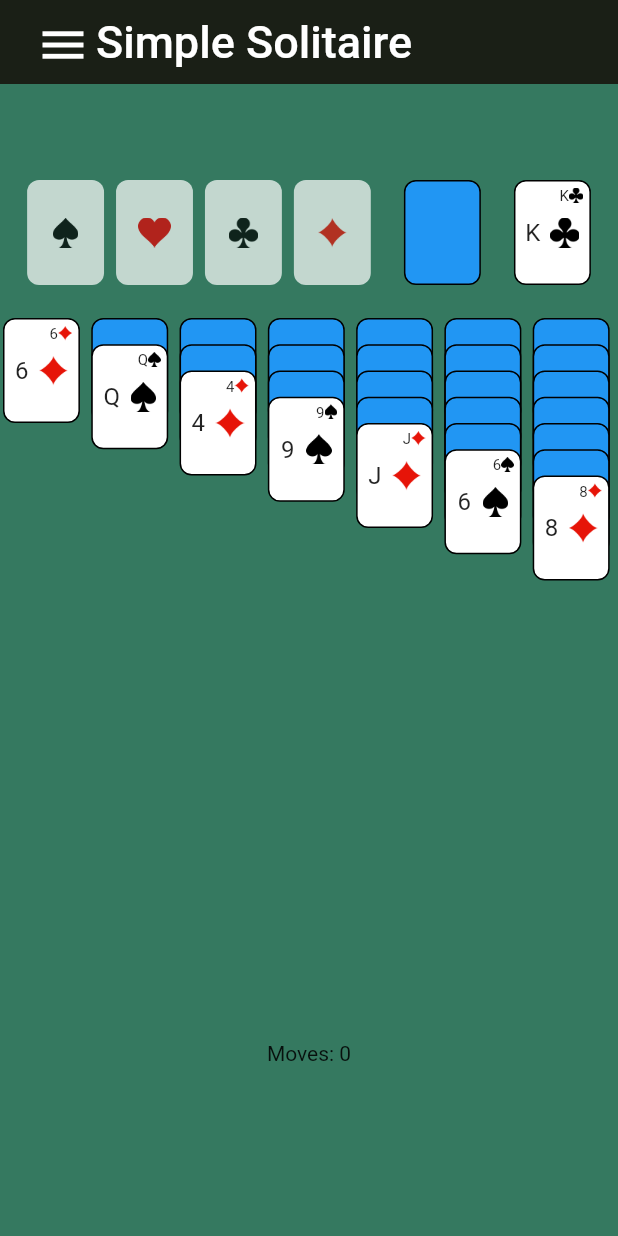
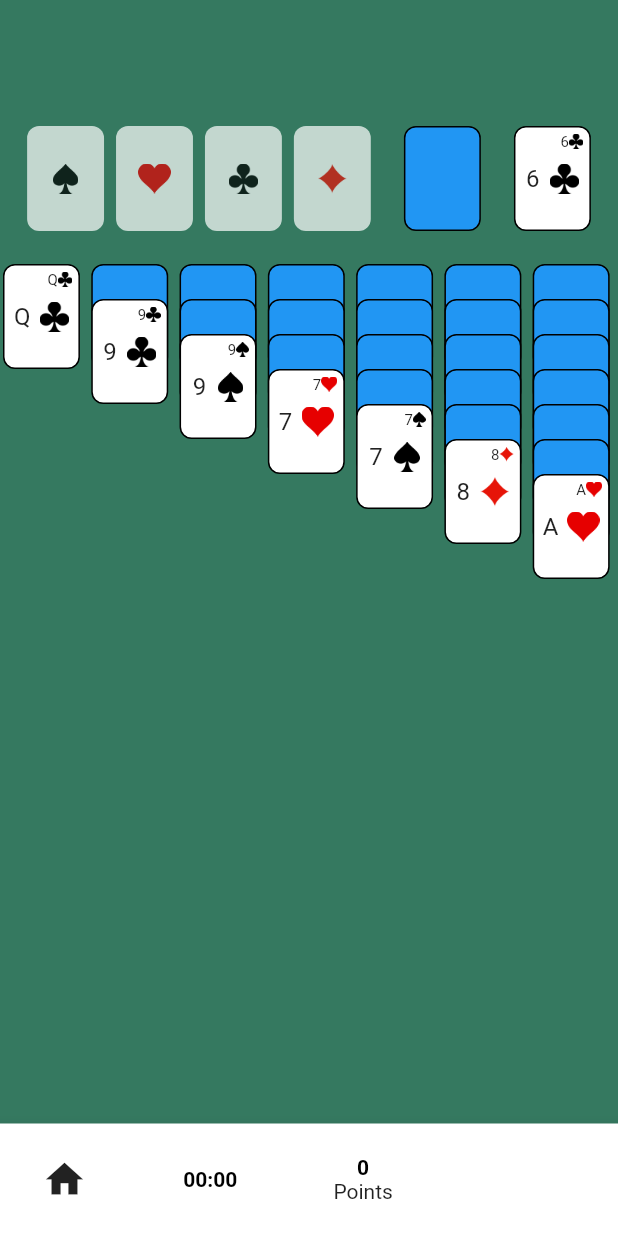
Before and after one commit to bensherriff/simplySolitaire, a Flutter app: the screen it shows after launch, after a tap on "New Game", on a phone screen of 412 x 824 dp. Run offline on Flutter 3.47's test engine with Material 2 defaults, Android fonts, the phone set to English and light mode, and no system bars; our stand-ins replace get.

Commit message:
Implemented bottom bar, updated layout, re-organized code

```diff
--- /dev/null
+++ b/lib/deck.dart
@@ -0,0 +1,59 @@
+import 'dart:math';
+
+import 'playing_card.dart';
+
+class Deck {
+
+  List<PlayingCard> cards = [];
+
+  void append(PlayingCard card) {
+    cards.add(card);
+  }
+
+  void appendAll(List<PlayingCard> _cards) {
+    cards.addAll(_cards);
+  }
+
+  void prepend(PlayingCard card) {
+    cards.insert(0, card);
+  }
+
+  void prependAll(List<PlayingCard> _cards) {
+    cards.insertAll(0, _cards);
+  }
+
+  PlayingCard drawFront() {
+    return drawAt(0);
+  }
+
+  PlayingCard drawBack() {
+    return drawAt(cards.length - 1);
+  }
+
+  PlayingCard drawAt(int index) {
+    if (index > cards.length) {
+      return cards.removeLast();
+    } else {
+      return cards.removeAt(index);
+    }
+  }
+
+  // Fisher-Yates Shuffle
+  void shuffle(Random random) {
+    for (int shuffleCount = 0; shuffleCount < 4; shuffleCount++) {
+      for (int i = cards.length - 1; i > 0; i--) {
+        int j = random.nextInt(i+1);
+
+        PlayingCard temp = cards[i];
+        cards[i] = cards[j];
+        cards[j] = temp;
+      }
+    }
+  }
+
+  int get size => cards.length;
+
+  bool get isEmpty => cards.isEmpty;
+  bool get isNotEmpty => cards.isNotEmpty;
+
+}
--- /dev/null
+++ b/lib/game_timer.dart
@@ -0,0 +1,51 @@
+import 'dart:async';
+
+import 'package:flutter/material.dart';
+import 'package:get/get.dart';
+
+class GameTimer {
+  final _duration = const Duration().obs;
+  Timer? _timer;
+
+  bool isTimerRunning() {
+    return _timer == null ? false: _timer!.isActive;
+  }
+
+  void resetTimer() {
+    _duration.value = const Duration();
+  }
+
+  void addTime() {
+      _duration.value = Duration(seconds: _duration.value.inSeconds + 1);
+  }
+
+  void startTimer({bool reset = true}) {
+    if (reset) {
+      resetTimer();
+    }
+    _timer = Timer.periodic(const Duration(seconds: 1), (_) => addTime());
+  }
+
+  void stopTimer({bool reset = true}) {
+    if (reset) {
+      resetTimer();
+    }
+
+    _timer?.cancel();
+    // setState(() => _timer?.cancel());
+  }
+
+  Widget buildTime() {
+    String twoDigits(int n) => n.toString().padLeft(2, '0');
+    final minutes = twoDigits(_duration.value.inMinutes).obs;
+    final seconds = twoDigits(_duration.value.inSeconds.remainder(60)).obs;
+
+    return Text(
+      '$minutes:$seconds',
+      style: const TextStyle(
+          fontWeight: FontWeight.bold,
+          color: Colors.black
+      ),
+    );
+  }
+}
--- a/lib/move.dart
+++ b/lib/move.dart
@@ -13,13 +13,39 @@ class Move {
     required this.flippedNewCard,
   });
 
+  int points({bool isKlondike = true}) {
+    int points = 0;
+
+    // Waste to Column
+    if (previousColumnIndex == 7 && newColumnIndex <=6) {
+      points += 5 * cards.length;
+    }
+
+    // To Foundation
+    if (newColumnIndex >= 9 && newColumnIndex <= 12) {
+        points += 10;
+    }
+
+    // Turned over card
+    if (flippedNewCard) {
+      points += 5;
+    }
+
+    // Foundation to Column
+    if (previousColumnIndex >= 9 && previousColumnIndex <=12 && newColumnIndex <= 6) {
+      points -= 15;
+    }
+
+    return points;
+  }
+
   @override
   String toString() {
     return "{cards: $cards, newColumnIndex: $newColumnIndex, previousColumnIndex: $previousColumnIndex, flippedNewCard: $flippedNewCard}";
   }
 }
 
-class MoveStack {
+class Moves {
   final list = <Move>[];
 
   void push(Move move) => list.add(move);
@@ -27,8 +53,15 @@ class MoveStack {
   Move? pop() => (isEmpty) ? null : list.removeLast();
   Move? get peek => (isEmpty) ? null : list.last;
 
+  int totalPoints({bool isKlondike = true}) {
+    int totalPoints = 0;
+    for (var move in list) {
+      totalPoints += move.points(isKlondike: isKlondike);
+    }
+    return totalPoints;
+  }
+
   int get size => list.length;
-
   bool get isEmpty => list.isEmpty;
   bool get isNotEmpty => list.isNotEmpty;
 
--- a/lib/game_screen.dart
+++ b/lib/screens/game_screen.dart
@@ -1,6 +1,10 @@
+import 'dart:async';
+
 import 'package:flutter/material.dart';
+import 'package:get/get.dart';
+import 'package:solitaire/game_timer.dart';
 
-import 'move.dart';
+import '../move.dart';
 
 class GameScreen extends StatefulWidget {
 
@@ -11,7 +15,8 @@ class GameScreen extends StatefulWidget {
 
   bool initialized = false;
   int seed = -1;
-  MoveStack moves = MoveStack();
+  Moves moves = Moves();
+  GameTimer timer = Get.put(GameTimer());
 
   GameScreen({Key? key, required this.backgroundColor, required this.gameName}) : super(key: key);
 
@@ -25,5 +30,4 @@ class GameScreenState<T extends GameScreen> extends State<T> {
   Widget build(BuildContext context) {
     return const SizedBox.shrink();
   }
-
 }
--- a/lib/klondike_screen.dart
+++ b/lib/screens/klondike_screen.dart
@@ -1,17 +1,20 @@
+import 'dart:async';
 import 'dart:math';
 
 import 'package:flutter/material.dart';
-import 'package:solitaire/game_screen.dart';
+import 'package:get/get.dart';
+import 'package:solitaire/screens/game_screen.dart';
+import 'package:solitaire/screens/menu_screen.dart';
 import 'package:solitaire/utilities.dart';
-import 'card_column.dart';
-import 'final_card.dart';
-import 'move.dart';
-import 'playing_card.dart';
-import 'transformed_card.dart';
+import '../card_column.dart';
+import '../deck.dart';
+import '../final_card.dart';
+import '../game_timer.dart';
+import '../move.dart';
+import '../playing_card.dart';
+import '../transformed_card.dart';
 
 class KlondikeScreen extends GameScreen {
-
-
   // Stores the cards on the seven columns
   List<List<PlayingCard>> columns = List.generate(7, (index) => []);
 
@@ -24,6 +27,8 @@ class KlondikeScreen extends GameScreen {
   List<PlayingCard> heartsFoundation = [];
   List<PlayingCard> clubsFoundation = [];
   List<PlayingCard> diamondsFoundation = [];
+
+  bool allCardsRevealed = false;
 
   KlondikeScreen({Key? key}) : super(key: key, gameName: "Klondike", backgroundColor: const Color(0xFF357960));
 
@@ -47,15 +52,12 @@ class KlondikeScreenState extends GameScreenState<KlondikeScreen> {
 
   @override
   Widget build(BuildContext context) {
-    return WillPopScope(
-      onWillPop: () async => false,
-      child: Scaffold(
+    return Scaffold(
       backgroundColor: widget.backgroundColor,
-        appBar: Utilities.baseAppBar(appBarWidgets()),
       body: Column(
         children: <Widget>[
           const SizedBox(
-              height: 60.0,
+            height: 80.0,
           ),
           Row(
             mainAxisAlignment: MainAxisAlignment.spaceEvenly,
@@ -68,53 +70,72 @@ class KlondikeScreenState extends GameScreenState<KlondikeScreen> {
           const SizedBox(
             height: 16.0,
           ),
-            buildColumns(),
-            const SizedBox(
-              height: 200.0,
-            ),
-            Text("Moves: " + widget.moves.size.toString())
+          buildColumns()
         ],
       ),
-      )
-    );
+      // floatingActionButtonLocation: FloatingActionButtonLocation.centerDocked,
+      bottomNavigationBar: BottomAppBar(
+        shape: CircularNotchedRectangle(),
+        child: Container(
+          height: 75.0,
+          child: Row(
+            mainAxisSize: MainAxisSize.max,
+            mainAxisAlignment: MainAxisAlignment.spaceBetween,
+            children: <Widget>[
+              IconButton(
+                icon: const Icon(Icons.home),
+                iconSize: 30.0,
+                padding: const EdgeInsets.only(left: 28.0, right: 28.0),
+                onPressed: () {
+                  widget.timer.stopTimer(reset: false);
+                  MenuScreen menuScreen = Get.find();
+                  Get.to(() => menuScreen);
                 }
-
-  List<Widget> appBarWidgets() {
-    List<Widget> widgets = [];
-    if (widget.moves.isNotEmpty) {
-      widgets.add(
-        Material(
-          type: MaterialType.transparency,
-          child: Ink(
-            child: InkWell(
-              borderRadius: BorderRadius.circular(1000.0),
-              onTap: () {
+              ),
+              Obx(() => widget.timer.buildTime()),
+              Padding(
+                padding: const EdgeInsets.only(left: 28.0, right: 28.0),
+                child: Column(
+                  mainAxisAlignment: MainAxisAlignment.center,
+                  children: [
+                    Text(widget.moves.totalPoints().toString(),
+                      style: const TextStyle(
+                        fontWeight: FontWeight.bold,
+                        color: Colors.black
+                      ),
+                    ),
+                    const Text("Points")
+                  ]
+                ),
+              ),
+              (widget.moves.isNotEmpty)? IconButton(
+                icon: const Icon(Icons.arrow_back),
+                iconSize: 30.0,
+                padding: const EdgeInsets.only(left: 28.0, right: 28.0),
+                onPressed: () {
                   Move? lastMove = widget.moves.pop();
                   if (lastMove != null) {
                     undoMove(lastMove);
                   }
-              },
-              child: const Padding(
-                padding: EdgeInsets.all(5.0),
-                child: Icon(
-                  Icons.arrow_back,
-                  size: 36.0,
-                  color: Colors.white
+                }
+              ) : IconButton(
+                icon: const Icon(null),
+                iconSize: 30.0,
+                padding: const EdgeInsets.only(left: 28.0, right: 28.0),
+                onPressed: () {},
               )
+            ],
           )
-            )
-          )
-        )
+        ),
+      ),
     );
-    }
-    return widgets;
   }
 
   Widget buildColumns() {
     List<Widget> columnWidgets = [];
 
     for (int i = 0; i < 7; i++) {
-      Widget test = Expanded(
+      columnWidgets.add(Expanded(
         child: CardColumn(
           cards: widget.columns[i],
           onCardsAdded: (cards, currentColumnIndex) {
@@ -125,8 +146,7 @@ class KlondikeScreenState extends GameScreenState<KlondikeScreen> {
             moveToValidColumn(cards, currentColumnIndex);
           },
         )
-      );
-      columnWidgets.add(test);
+      ));
     }
     return Row(
       mainAxisAlignment: MainAxisAlignment.spaceEvenly,
@@ -169,6 +189,9 @@ class KlondikeScreenState extends GameScreenState<KlondikeScreen> {
           ),
           onTap: () {
             setState(() {
+              if (!widget.timer.isTimerRunning()) {
+                widget.timer.startTimer(reset: false);
+              }
               if (widget.stockDeck.isEmpty) {
                 widget.stockDeck.addAll(widget.wasteDeck.map((card) {
                   return card
@@ -290,14 +313,16 @@ class KlondikeScreenState extends GameScreenState<KlondikeScreen> {
     widget.spadesFoundation = [];
     widget.clubsFoundation = [];
 
-    List<PlayingCard> allCards = [];
+    widget.moves = Moves();
 
-    widget.moves = MoveStack();
+    widget.allCardsRevealed = false;
+
+    Deck allCards = Deck();
 
     // Add all cards to deck
     for (var suit in CardSuit.values) {
       for (var type in CardRank.values) {
-        allCards.add(PlayingCard(
+        allCards.append(PlayingCard(
           rank: type,
           suit: suit,
           revealed: false,
@@ -305,21 +330,22 @@ class KlondikeScreenState extends GameScreenState<KlondikeScreen> {
       }
     }
 
+
     Random random = Random(seed);
+    allCards.shuffle(random);
 
     for (int i = 0; i < widget.columns.length; i++) {
       for (int j = 0; j <= i; j++) {
-        int randomNumber = random.nextInt(allCards.length);
-        PlayingCard card = allCards[randomNumber];
+        PlayingCard card = allCards.drawFront();
         if (j == i) {
           card.revealed = true;
         }
         widget.columns[i].add(card);
-        allCards.removeAt(randomNumber);
       }
     }
 
-    widget.stockDeck = allCards;
+    widget.stockDeck = allCards.cards;
+    widget.stockDeck.shuffle(random);
     widget.wasteDeck.add(
         widget.stockDeck.removeLast()
         ..revealed = true
@@ -341,17 +367,10 @@ class KlondikeScreenState extends GameScreenState<KlondikeScreen> {
     allCards.removeAt(randomNumber);
   }
 
-  void checkWin() {
-    if (widget.diamondsFoundation.length +
-        widget.heartsFoundation.length +
-        widget.clubsFoundation.length +
-        widget.spadesFoundation.length ==
-        52) {
-      handleWin();
+  void handleCardsAdded(List<PlayingCard> cards, int currentColumnIndex, int newColumnIndex) {
+    if (!widget.timer.isTimerRunning()) {
+      widget.timer.startTimer(reset: false);
     }
-  }
-
-  void handleCardsAdded(List<PlayingCard> cards, int currentColumnIndex, int newColumnIndex) {
 
     List<PlayingCard> currentColumn = getListFromIndex(currentColumnIndex);
     List<PlayingCard> newColumn = getListFromIndex(newColumnIndex);
@@ -484,8 +503,30 @@ class KlondikeScreenState extends GameScreenState<KlondikeScreen> {
     return validColumns.first;
   }
 
+  void checkWin() {
+    if (widget.diamondsFoundation.length +
+        widget.heartsFoundation.length +
+        widget.clubsFoundation.length +
+        widget.spadesFoundation.length ==
+        52) {
+      handleWin();
+    } else if (checkAllCardsRevealed()) {
+      widget.allCardsRevealed = true;
+    }
+  }
+
+  bool checkAllCardsRevealed() {
+    for (int i = 0; i < widget.columns.length; i++) {
+      for (int j = 0; j < widget.columns[i].length; j++) {
+        if (!widget.columns[i][j].revealed) {
+          return false;
+        }
+      }
+    }
+    return true;
+  }
+
   void handleWin() {
-    widget.initialized = true;
     showDialog(
       context: context,
       builder: (context) {
@@ -495,8 +536,11 @@ class KlondikeScreenState extends GameScreenState<KlondikeScreen> {
           actions: <Widget>[
             TextButton(
               onPressed: () {
-                initializeRandomGame();
                 Navigator.pop(context);
+                KlondikeScreen gameScreen = Get.find();
+                gameScreen.initialized = false;
+                gameScreen.seed = -1;
+                Get.to(() => gameScreen);
               },
               child: const Text("Play again"),
             ),
--- a/lib/menu_screen.dart
+++ b/lib/screens/menu_screen.dart
@@ -1,6 +1,7 @@
 import 'package:flutter/material.dart';
 import 'package:get/get.dart';
-import 'package:solitaire/spider.dart';
+import 'package:solitaire/screens/options_screen.dart';
+import 'package:solitaire/screens/spider_screen.dart';
 import 'package:solitaire/utilities.dart';
 import 'game_screen.dart';
 import 'klondike_screen.dart';
@@ -14,8 +15,9 @@ class MenuScreen extends StatefulWidget {
 
 class MenuScreenState extends State<MenuScreen> {
 
-  final KlondikeScreen klondikeScreen = Get.put(KlondikeScreen());
-  final SpiderScreen spiderScreen = Get.put(SpiderScreen());
+  final OptionsScreen _optionsScreen = Get.put(OptionsScreen());
+  final KlondikeScreen _klondikeScreen = Get.put(KlondikeScreen());
+  final SpiderScreen _spiderScreen = Get.put(SpiderScreen());
 
   @override
   void initState() {
@@ -24,16 +26,34 @@ class MenuScreenState extends State<MenuScreen> {
 
   @override
   Widget build(BuildContext context) {
-
-    return PageView(
+    return Scaffold(
+      extendBodyBehindAppBar: true,
+      appBar: AppBar(
+        backgroundColor: Colors.transparent,
+        elevation: 0,
+        actions: <Widget>[
+          IconButton(
+            icon: const Icon(
+              Icons.settings,
+              color: Colors.white
+            ),
+            onPressed: () {
+              Get.to(() => _optionsScreen);
+            },
+          )
+        ],
+        automaticallyImplyLeading: false
+      ),
+      body: PageView(
         children: <Widget>[
           Container(
-          child: gameMenu(klondikeScreen),
+            child: gameMenu(_klondikeScreen),
           ),
           Container(
-          child: gameMenu(spiderScreen),
+            child: gameMenu(_spiderScreen),
           ),
         ],
+      ),
     );
   }
 
@@ -121,6 +141,7 @@ class MenuScreenState extends State<MenuScreen> {
   Widget newGame(GameScreen gameScreen) {
     return ElevatedButton(
         onPressed: () => {
+          gameScreen.timer.resetTimer(),
           gameScreen.initialized = false,
           gameScreen.seed = -1,
           Get.to(() => gameScreen)
@@ -156,6 +177,7 @@ class MenuScreenState extends State<MenuScreen> {
     if (gameScreen.initialized && gameScreen.seed != -1) {
       return ElevatedButton(
           onPressed: () => {
+            gameScreen.timer.resetTimer(),
             gameScreen.initialized = false,
             Get.to(() => gameScreen)
           },
--- a/lib/spider.dart
+++ b/lib/screens/spider_screen.dart
@@ -4,7 +4,7 @@ import 'game_screen.dart';
 
 class SpiderScreen extends GameScreen {
 
-  SpiderScreen({Key? key}) : super(key: key, gameName: "Spider", backgroundColor: const Color(0xFF62BFED));
+  SpiderScreen({Key? key}) : super(key: key, gameName: "Spider", backgroundColor: const Color(0xFF0a9396));
 
   @override
   SpiderScreenState createState() => SpiderScreenState();
--- a/lib/transformed_card.dart
+++ b/lib/transformed_card.dart
@@ -19,7 +19,7 @@ class TransformedCard extends StatefulWidget {
     required this.playingCard,
     required this.attachedCards,
     required this.onClick,
-    this.transformDistance = Utilities.cardHeight/4,
+    this.transformDistance = Utilities.cardHeight/3,
     this.transformIndex = 0,
     this.columnIndex = -1
   }) : super(key: key);
@@ -69,10 +69,10 @@ class TransformedCardState extends State<TransformedCard> {
     ) : Draggable<Map>(
       child: buildFaceUpCard(),
       feedback: CardColumn(
-        cards: widget.attachedCards,
-        columnIndex: 1,
-        onCardsAdded: (card, position) {},
-        onClick: (cards, currentColumnIndex){}
+          cards: widget.attachedCards,
+          columnIndex: 1,
+          onCardsAdded: (card, position) {},
+          onClick: (cards, currentColumnIndex){}
       ),
       childWhenDragging: buildFaceUpCard(),
       data: {
--- a/lib/utilities.dart
+++ b/lib/utilities.dart
@@ -1,7 +1,7 @@
 import 'package:flutter/material.dart';
 import 'package:get/get.dart';
 
-import 'menu_screen.dart';
+import 'screens/menu_screen.dart';
 
 class Utilities {
 
@@ -14,7 +14,7 @@ class Utilities {
   static const double cardHeight = 70.0;
   static const double cardWidth = 51.28;
 
-  static baseAppBar(List<Widget> widgets) {
+  static baseAppBar(Color backgroundColor, List<Widget> widgets) {
     return AppBar(
       title: Row(
         mainAxisAlignment: MainAxisAlignment.start,
@@ -29,7 +29,7 @@ class Utilities {
         ],
       ),
       elevation: 0.0,
-      backgroundColor: buttonTextColor,
+      backgroundColor: backgroundColor,
       automaticallyImplyLeading: false,
       actions: widgets,
     );
```
Also changed, not shown: lib/main.dart (+5 -3 lines), lib/screens/options_screen.dart (added, +41 -0 lines). Lines whose indentation alone changed are shown as unchanged.
